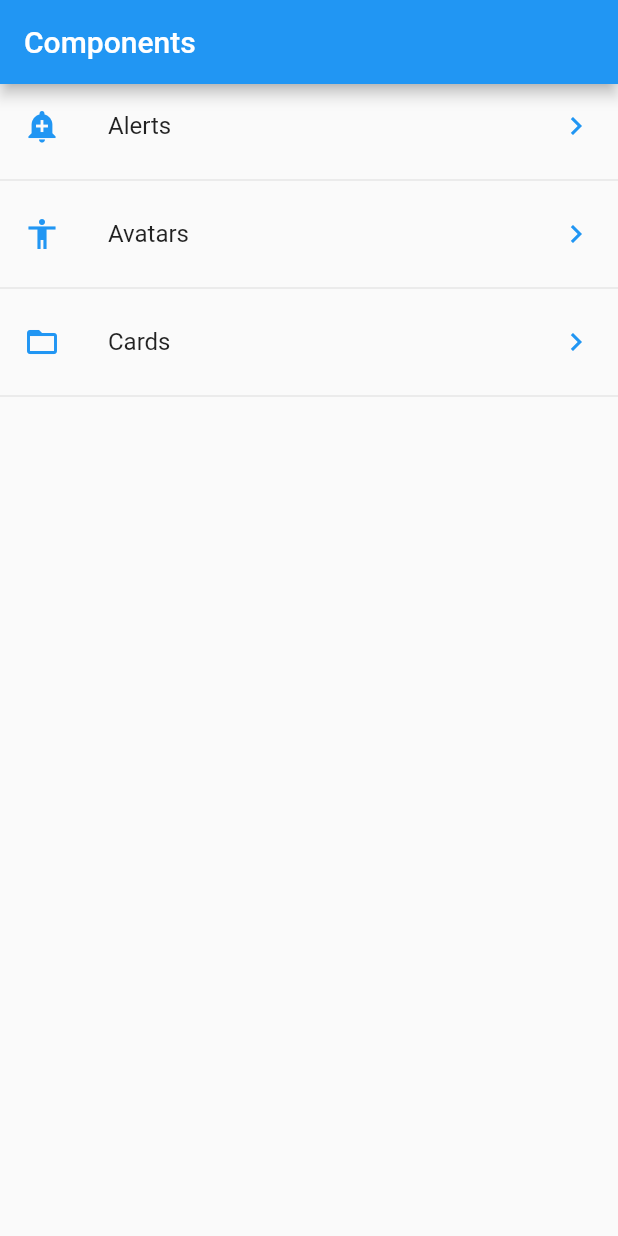
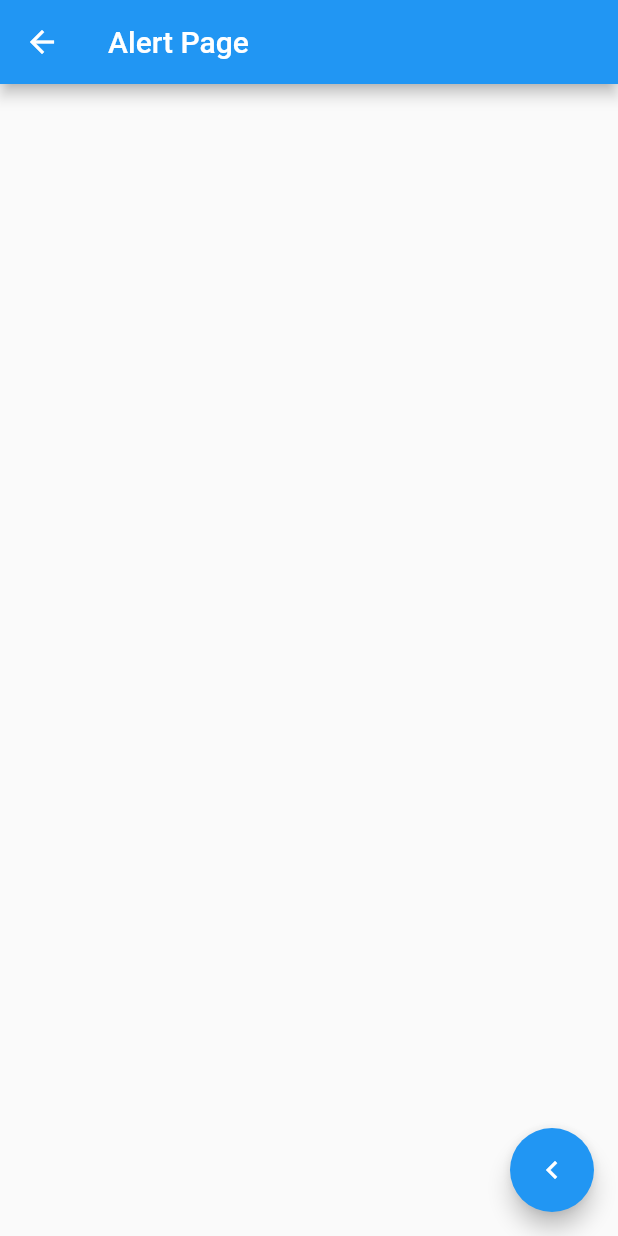
Before and after one commit to CristhoperDev/flutter_components, a Flutter app: the screen it shows after launch, after a tap on "Alerts", on a phone screen of 412 x 824 dp. Run offline on Flutter 3.47's test engine with Material 2 defaults, Android fonts, the phone set to English and light mode, and no system bars.

```diff
--- /dev/null
+++ b/lib/src/pages/alert_page.dart
@@ -0,0 +1,18 @@
+import 'package:flutter/material.dart';
+
+class AlertPage extends StatelessWidget {
+  @override
+  Widget build(BuildContext context) {
+    return Scaffold(
+      appBar: AppBar(
+        title: Text('Alert Page'),
+      ),
+      floatingActionButton: FloatingActionButton(
+        child: Icon(Icons.keyboard_arrow_left),
+        onPressed: () {
+          Navigator.pop(context);
+        },
+      ),
+    );
+  }
+}
--- /dev/null
+++ b/lib/src/pages/avatar_page.dart
@@ -0,0 +1,12 @@
+import 'package:flutter/material.dart';
+
+class AlertPage extends StatelessWidget {
+  @override
+  Widget build(BuildContext context) {
+    return Scaffold(
+      appBar: AppBar(
+        title: Text('Avatar Page'),
+      ),
+    );
+  }
+}
--- a/lib/src/pages/home_page.dart
+++ b/lib/src/pages/home_page.dart
@@ -1,4 +1,5 @@
 import 'package:flutter/material.dart';
+import 'package:flutter_components/src/pages/alert_page.dart';
 import 'package:flutter_components/src/providers/menu_provider.dart';
 import 'package:flutter_components/src/utils/util_icon_string.dart';
 
@@ -20,13 +21,13 @@ class HomePage extends StatelessWidget {
     initialData: [],
     builder: (context, AsyncSnapshot< List<dynamic> > snapshot) {
       return ListView(
-        children: _createListItems(snapshot.data),
+        children: _createListItems(context, snapshot.data),
       );
     },
   );
   }
 
-  List<Widget> _createListItems( List<dynamic> data ) {
+  List<Widget> _createListItems( BuildContext context, List<dynamic> data ) {
     final List<Widget> options = [];
     data.forEach( (opt) {
       final widgetTemp = ListTile(
@@ -34,7 +35,10 @@ class HomePage extends StatelessWidget {
         leading: getIcon(opt['icon']),
         trailing: Icon(Icons.keyboard_arrow_right, color: Colors.blue),
         onTap: () {
-
+          final route = MaterialPageRoute(
+            builder: (context) => AlertPage()
+          );
+          Navigator.push(context, route);
         },
       );
 
```
